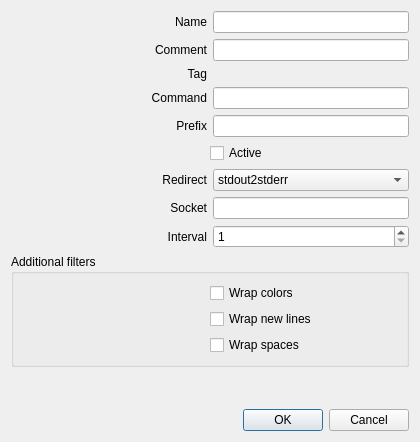
This is sources/awesomewidgets/extscript.ui in arcan1s/awesome-widgets as Qt 5 draws it before an edit. The edited form follows.
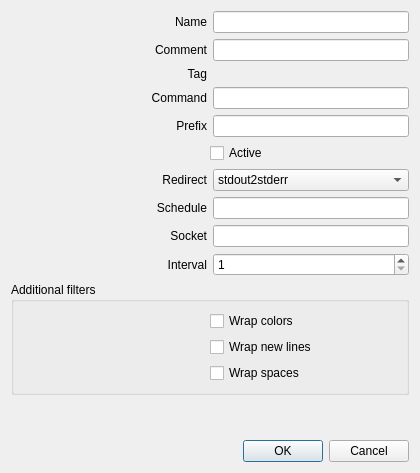
This is the edited form.

Patch:
```diff
--- a/sources/awesomewidgets/extscript.ui
+++ b/sources/awesomewidgets/extscript.ui
@@ -7,7 +7,7 @@
     <x>0</x>
     <y>0</y>
     <width>420</width>
-    <height>442</height>
+    <height>473</height>
    </rect>
   </property>
   <property name="windowTitle">
@@ -195,6 +195,29 @@
      </item>
     </layout>
    </item>
+   <item>
+    <layout class="QHBoxLayout" name="layout_schedule">
+     <item>
+      <widget class="QLabel" name="label_schedule">
+       <property name="sizePolicy">
+        <sizepolicy hsizetype="Expanding" vsizetype="Preferred">
+         <horstretch>0</horstretch>
+         <verstretch>0</verstretch>
+        </sizepolicy>
+       </property>
+       <property name="text">
+        <string>Schedule</string>
+       </property>
+       <property name="alignment">
+        <set>Qt::AlignRight|Qt::AlignTrailing|Qt::AlignVCenter</set>
+       </property>
+      </widget>
+     </item>
+     <item>
+      <widget class="QLineEdit" name="lineEdit_schedule"/>
+     </item>
+    </layout>
+   </item>
    <item>
     <layout class="QHBoxLayout" name="layout_socket">
      <item>
```
